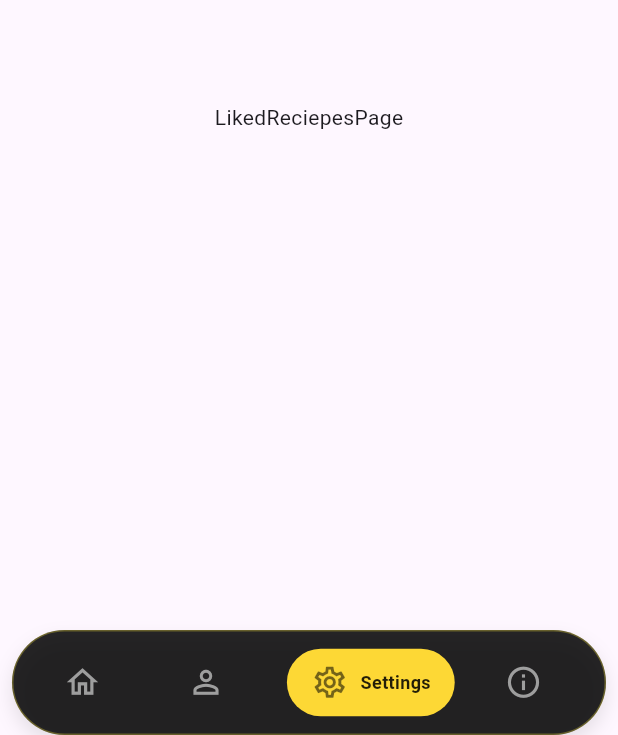
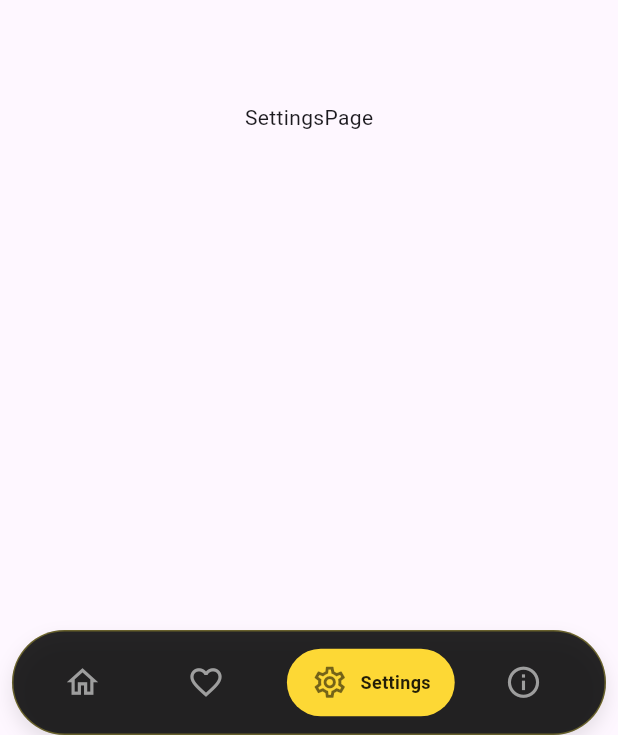
Before and after one commit to apollocked/Recipie-MVVM-Project, a Flutter app: the screen it shows after launch, item 3 of the bottom bar chosen, on a phone screen of 412 x 824 dp. Shown: the part 501-1236 px from the top of the screen. Run offline on Flutter 3.47's test engine with Material 3 defaults, Android fonts, the phone set to English and light mode, and no system bars; our stand-ins replace dio, flutter_bloc, flutter_dotenv, go_router; network calls fail.

Commit message:
Add : the pages

```diff
--- a/lib/core/routes/app_route_config.dart
+++ b/lib/core/routes/app_route_config.dart
@@ -1,7 +1,9 @@
 import 'package:dio_receipe/core/routes/app_route_constants.dart';
 import 'package:dio_receipe/global.dart';
 import 'package:dio_receipe/views/Pages/home_screen.dart';
+import 'package:dio_receipe/views/Pages/info_page.dart';
 import 'package:dio_receipe/views/Pages/liked_pages.dart';
+import 'package:dio_receipe/views/Pages/settings_page.dart';
 import 'package:dio_receipe/views/layout/layout_page.dart';
 import 'package:go_router/go_router.dart';
 
@@ -41,23 +43,27 @@ class MyAppRouter {
                 ),
               ],
             ),
-
+            // BRANCH 3: SETTINGS
+            StatefulShellBranch(
+              routes: [
+                GoRoute(
+                  name: MyAppRouteConstants.info,
+                  path: '/info',
+                  builder: (context, state) => const InfoPage(),
+                ),
+              ],
+            ),
             // BRANCH 3: SETTINGS
             StatefulShellBranch(
               routes: [
                 GoRoute(
                   name: MyAppRouteConstants.settings,
                   path: '/settings',
-                  builder: (context, state) => const LikedReciepesPage(),
+                  builder: (context, state) => const SettingsPage(),
                 ),
               ],
             ),
           ],
-        ),
-        GoRoute(
-          name: MyAppRouteConstants.details,
-          path: '/details',
-          builder: (context, state) => const LikedReciepesPage(),
         ),
       ],
       redirect: (context, state) {
--- a/lib/core/routes/app_route_constants.dart
+++ b/lib/core/routes/app_route_constants.dart
@@ -2,5 +2,5 @@ class MyAppRouteConstants {
   static const String home = 'home';
   static const String favs = 'favs';
   static const String settings = 'settings';
-  static const String details = 'details';
+  static const String info = 'info';
 }
--- a/lib/core/utils/colors.dart
+++ b/lib/core/utils/colors.dart
@@ -1,9 +1,9 @@
 // ignore_for_file: deprecated_member_use
 import 'package:flutter/material.dart';
 
-final Color bgSlate = const Color(0xFFF1F5F9);
-final Color brandAmber = const Color(0xFFFFC107);
-final Color deepNavy = const Color(0xFF0F172A);
+final bgSlate = const Color(0xFFF1F5F9);
+final brandAmber = Colors.yellow.shade600;
+final deepNavy = const Color(0xFF0F172A);
 final yellowColor = Colors.yellow.shade600;
 final blackColor = Colors.black.withOpacity(0.85);
 final appBarColor = blackColor.withOpacity(0.84);
--- /dev/null
+++ b/lib/views/Pages/info_page.dart
@@ -0,0 +1,10 @@
+import 'package:flutter/material.dart';
+
+class InfoPage extends StatelessWidget {
+  const InfoPage({super.key});
+
+  @override
+  Widget build(BuildContext context) {
+    return Scaffold(body: Center(child: Text('InfoPage')));
+  }
+}
--- /dev/null
+++ b/lib/views/Pages/settings_page.dart
@@ -0,0 +1,15 @@
+import 'package:flutter/material.dart';
+
+class SettingsPage extends StatelessWidget {
+  const SettingsPage({super.key});
+
+  @override
+  Widget build(BuildContext context) {
+    return Scaffold(
+      body: Column(
+        mainAxisAlignment: MainAxisAlignment.center,
+        children: [Center(child: Text('SettingsPage'))],
+      ),
+    );
+  }
+}
--- a/lib/views/layout/layout_page.dart
+++ b/lib/views/layout/layout_page.dart
@@ -45,20 +45,20 @@ class MyScaffoldWithNavBar extends StatelessWidget {
                 ),
                 CustomNavItem(
                   index: 1,
-                  icon: Icons.person_outline,
-                  label: 'Profile',
+                  icon: Icons.favorite_border_outlined,
+                  label: 'Favorites',
                   navigationShell: navigationShell,
                 ),
                 CustomNavItem(
-                  index: 2,
+                  index: 3,
                   icon: Icons.settings_outlined,
                   label: 'Settings',
                   navigationShell: navigationShell,
                 ),
                 CustomNavItem(
-                  index: 3,
+                  index: 2,
                   icon: Icons.info_outline,
-                  label: 'About',
+                  label: 'Info',
                   navigationShell: navigationShell,
                 ),
               ],
```
